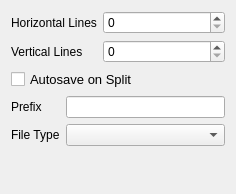
Qt form krita/plugins/extensions/imagesplit/wdg_imagesplit.ui (KDE/krita) before a commit.
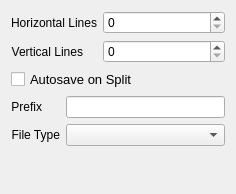
The same form after that commit. Custom widgets are drawn as their Qt base class.

Commit message:
Fix the alignment of labels in dialogs
Patch by Juan Palacios

The edit to the form file:
```diff
--- a/krita/plugins/extensions/imagesplit/wdg_imagesplit.ui
+++ b/krita/plugins/extensions/imagesplit/wdg_imagesplit.ui
@@ -23,6 +23,9 @@
          <property name="text">
           <string>Horizontal Lines</string>
          </property>
+         <property name="alignment">
+          <set>Qt::AlignRight|Qt::AlignTrailing|Qt::AlignVCenter</set>
+         </property>
         </widget>
        </item>
        <item row="0" column="1">
@@ -33,6 +36,9 @@
          <property name="text">
           <string>Vertical Lines</string>
          </property>
+         <property name="alignment">
+          <set>Qt::AlignRight|Qt::AlignTrailing|Qt::AlignVCenter</set>
+         </property>
         </widget>
        </item>
        <item row="1" column="1">
@@ -59,6 +65,9 @@
          <property name="text">
           <string>Prefix</string>
          </property>
+         <property name="alignment">
+          <set>Qt::AlignRight|Qt::AlignTrailing|Qt::AlignVCenter</set>
+         </property>
         </widget>
        </item>
        <item row="0" column="1">
@@ -76,6 +85,9 @@
          <property name="text">
           <string>File Type</string>
          </property>
+         <property name="alignment">
+          <set>Qt::AlignRight|Qt::AlignTrailing|Qt::AlignVCenter</set>
+         </property>
         </widget>
        </item>
        <item row="1" column="1">
```
The commit also changes 71 other files.
